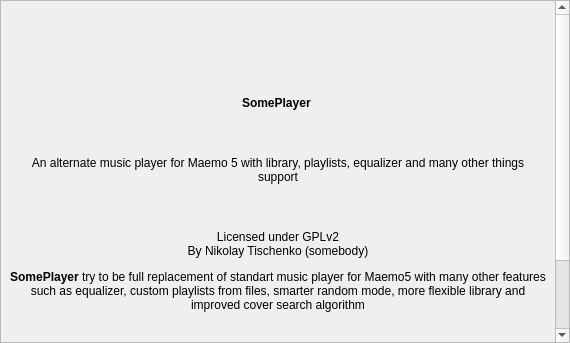
Qt form src/ui/aboutform.ui (niktischenko/someplayer) before a commit.
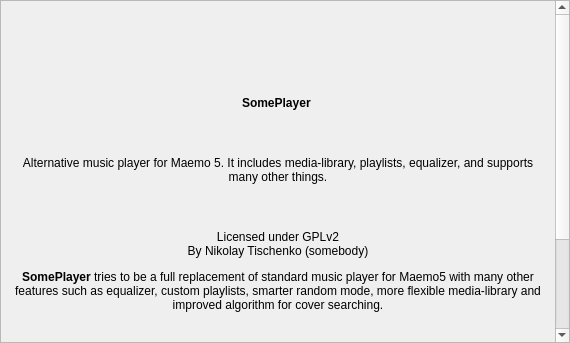
The same form after that commit. Icons and pictures are not drawn.

Commit message: Imroved english translation

```diff
--- a/src/ui/aboutform.ui
+++ b/src/ui/aboutform.ui
@@ -32,9 +32,9 @@
       <property name="geometry">
        <rect>
         <x>0</x>
-        <y>0</y>
+        <y>-172</y>
         <width>550</width>
-        <height>466</height>
+        <height>511</height>
        </rect>
       </property>
       <layout class="QVBoxLayout" name="verticalLayout">
@@ -125,10 +125,11 @@
        <item>
         <widget class="QLabel" name="aboutTextLabel">
          <property name="text">
-          <string>&lt;html&gt;&lt;head&gt;&lt;meta name=&quot;qrichtext&quot; content=&quot;1&quot; /&gt;&lt;style type=&quot;text/css&quot;&gt;
+          <string>&lt;!DOCTYPE HTML PUBLIC &quot;-//W3C//DTD HTML 4.0//EN&quot; &quot;http://www.w3.org/TR/REC-html40/strict.dtd&quot;&gt;
+&lt;html&gt;&lt;head&gt;&lt;meta name=&quot;qrichtext&quot; content=&quot;1&quot; /&gt;&lt;style type=&quot;text/css&quot;&gt;
 p, li { white-space: pre-wrap; }
-&lt;/style&gt;&lt;/head&gt;&lt;body&gt;
-&lt;p align=&quot;center&quot;&gt;An alternate music player for Maemo 5 with library, playlists, equalizer and many other things support&lt;/p&gt;&lt;/body&gt;&lt;/html&gt;</string>
+&lt;/style&gt;&lt;/head&gt;&lt;body style=&quot; font-family:'Droid Sans'; font-size:9pt; font-weight:400; font-style:normal;&quot;&gt;
+&lt;p align=&quot;center&quot; style=&quot; margin-top:12px; margin-bottom:12px; margin-left:0px; margin-right:0px; -qt-block-indent:0; text-indent:0px;&quot;&gt;Alternative music player for Maemo 5. It includes media-library, playlists, equalizer, and supports many other things.&lt;/p&gt;&lt;/body&gt;&lt;/html&gt;</string>
          </property>
          <property name="wordWrap">
           <bool>true</bool>
@@ -152,7 +153,7 @@
         <widget class="QLabel" name="descriptionTextLabel">
          <property name="text">
           <string>&lt;p align=&quot;center&quot;&gt;Licensed under GPLv2&lt;br&gt;
-By Nikolay Tischenko (somebody)&lt;/p&gt;&lt;p align=&quot;center&quot;&gt;&lt;b&gt;SomePlayer&lt;/b&gt; try to be full replacement of standart music player for Maemo5 with many other features such as equalizer, custom playlists from files, smarter random mode, more flexible library and improved cover search algorithm&lt;/p&gt;</string>
+By Nikolay Tischenko (somebody)&lt;/p&gt;&lt;p align=&quot;center&quot;&gt;&lt;b&gt;SomePlayer&lt;/b&gt; tries to be a full replacement of standard music player for Maemo5 with many other features such as equalizer, custom playlists, smarter random mode, more flexible media-library and improved algorithm for cover searching.&lt;/p&gt;</string>
          </property>
          <property name="wordWrap">
           <bool>true</bool>
@@ -176,7 +177,7 @@
         <widget class="QLabel" name="thanksToLabel">
          <property name="text">
           <string>&lt;p align=&quot;center&quot;&gt;&lt;b&gt;Thanks to:&lt;/b&gt;&lt;/p&gt;
-&lt;p align=&quot;center&quot;&gt;MrClon (maemoworld.ru)&lt;br&gt;hxka (maemoworld.ru)&lt;br&gt;jerich0 (maemoworld.ru)&lt;/p&gt;</string>
+&lt;p align=&quot;center&quot;&gt;MrClon (maemoworld.ru)&lt;br&gt;hxka (maemoworld.ru)&lt;br&gt;jerich0 (maemoworld.ru)&lt;br&gt;lknfox (maemoworld.ru)&lt;br&gt;fab (maemoworld.ru)&lt;br&gt;and other people who tested this player&lt;/p&gt;</string>
          </property>
          <property name="wordWrap">
           <bool>true</bool>
```
